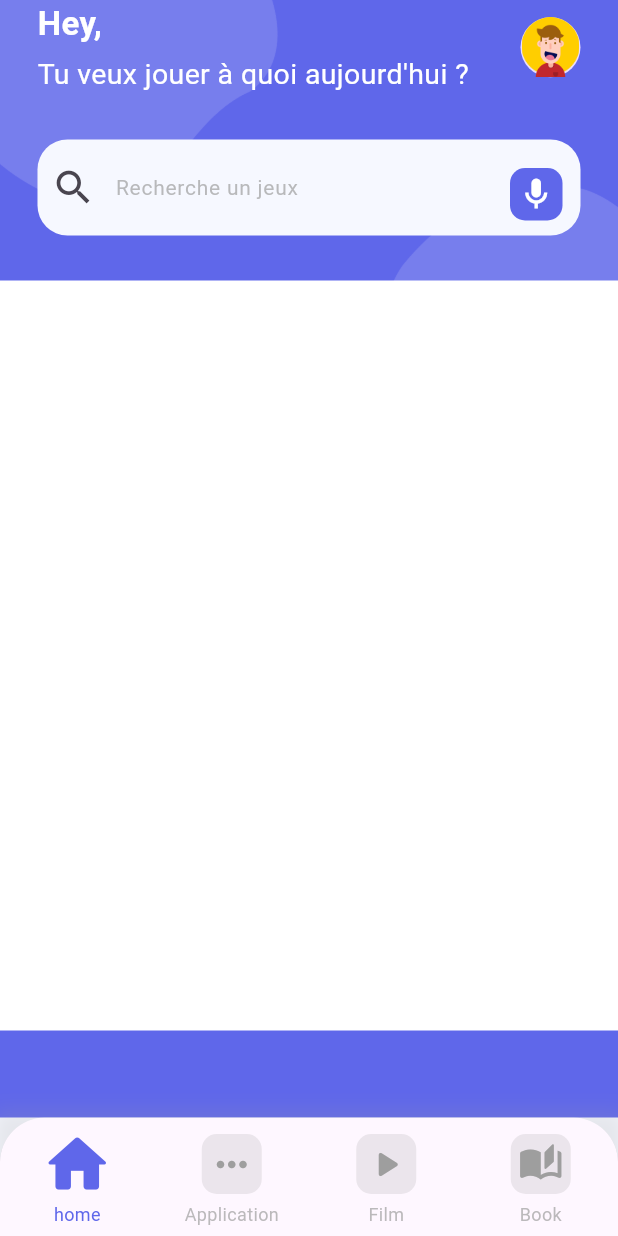
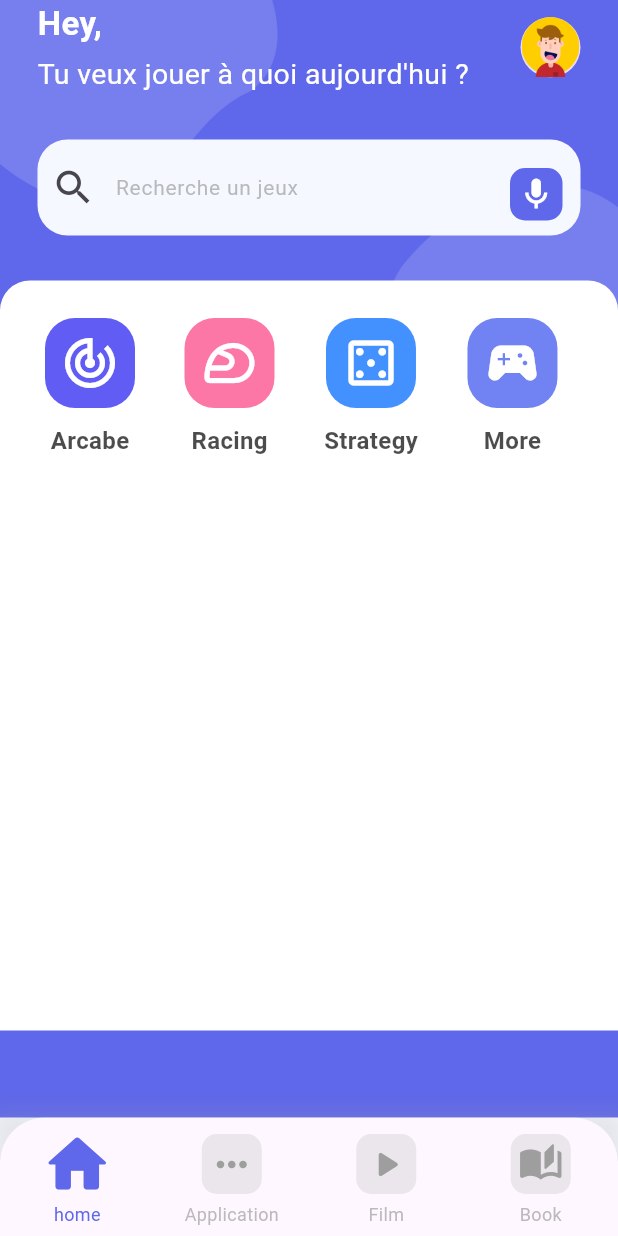
Before and after one commit to nbena69/gamestore, a Flutter app: the screen it shows after launch, on a phone screen of 412 x 824 dp. Run offline on Flutter 3.47's test engine with Material 3 defaults, Android fonts, the phone set to English and light mode, and no system bars.

Commit message:
Widget Category en cours

```diff
--- a/lib/home/home.dart
+++ b/lib/home/home.dart
@@ -33,10 +33,10 @@ class HomePage extends StatelessWidget {
               ),
             ),
           ),
-          const Column(
+          Column(
             children: [
-              HeaderSection(),
-              SearchSection(),
+              const HeaderSection(),
+              const SearchSection(),
               CategorySection(),
             ],
           )
--- a/lib/home/widgets/category.dart
+++ b/lib/home/widgets/category.dart
@@ -1,13 +1,79 @@
 import 'package:flutter/material.dart';
 
 class CategorySection extends StatelessWidget {
-  const CategorySection({super.key});
+  CategorySection({super.key});
+
+  final categories = [
+    {
+      'icon': Icons.track_changes_outlined,
+      'color': const Color(0xFF605CF4),
+      'title': 'Arcabe'
+    },
+    {
+      'icon': Icons.sports_motorsports_outlined,
+      'color': const Color(0xFFFC77A6),
+      'title': 'Racing'
+    },
+    {
+      'icon': Icons.casino_outlined,
+      'color': const Color(0xFF4391FF),
+      'title': 'Strategy'
+    },
+    {
+      'icon': Icons.sports_esports,
+      'color': const Color(0xFF7182f2),
+      'title': 'More'
+    },
+  ];
 
   @override
   Widget build(BuildContext context) {
     return Container(
       height: 500,
-      color: Colors.white,
+      decoration: const BoxDecoration(
+        color: Colors.white,
+        borderRadius: BorderRadius.only(
+          topLeft: Radius.circular(20),
+          topRight: Radius.circular(20),
+        ),
+      ),
+      child: Column(
+        children: [
+          SizedBox(
+            height: 140,
+            child: ListView.separated(
+              padding: const EdgeInsets.symmetric(horizontal: 30),
+                scrollDirection: Axis.horizontal,
+                itemBuilder: ((context, index) => Column(
+                      children: [
+                        const SizedBox(height: 25),
+                        Container(
+                          padding: const EdgeInsets.all(10),
+                          decoration: BoxDecoration(
+                              borderRadius: BorderRadius.circular(20),
+                              color: categories[index]['color'] as Color),
+                          child: Icon(
+                            categories[index]['icon'] as IconData,
+                            color: Colors.white,
+                            size: 40,
+                          ),
+                        ),
+                        const SizedBox(height: 10),
+                        Text(
+                          categories[index]['title'] as String,
+                          style: TextStyle(
+                            color: Colors.black.withOpacity(0.7),
+                            fontWeight: FontWeight.bold,
+                            fontSize: 16,
+                          ),
+                        ),
+                      ],
+                    )),
+                separatorBuilder: (context, index) => const SizedBox(width: 33),
+                itemCount: categories.length),
+          ),
+        ],
+      ),
     );
   }
 }
```
